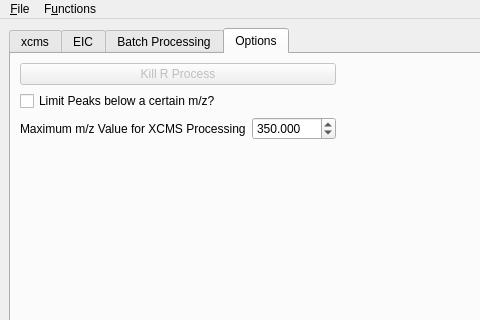
Qt form pyXCMS/main.ui (mfitzp/toolz) before a commit; both pictures show x 0 to 480 and y 0 to 320 of the 987 by 673 pixel window.
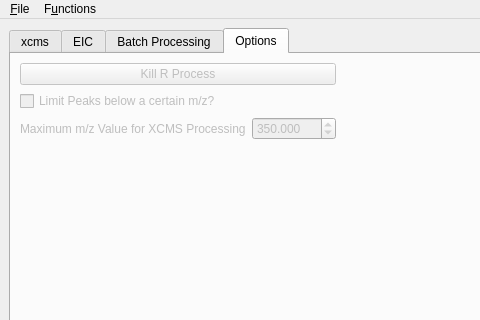
The same form after that commit. The open tabs and pages were chosen to show the change. Icons and pictures are not drawn. Custom widgets are drawn as their Qt base class.

Diff of the .ui file:
```diff
--- a/pyXCMS/main.ui
+++ b/pyXCMS/main.ui
@@ -598,6 +598,9 @@
               </item>
               <item row="1" column="0" >
                <widget class="QCheckBox" name="useMaxMZ_CB" >
+                <property name="enabled" >
+                 <bool>false</bool>
+                </property>
                 <property name="text" >
                  <string>Limit Peaks below a certain m/z?</string>
                 </property>
@@ -609,6 +612,9 @@
              <layout class="QHBoxLayout" >
               <item>
                <widget class="QLabel" name="label_8" >
+                <property name="enabled" >
+                 <bool>false</bool>
+                </property>
                 <property name="text" >
                  <string>Maximum m/z Value for XCMS Processing</string>
                 </property>
@@ -616,6 +622,9 @@
               </item>
               <item>
                <widget class="QDoubleSpinBox" name="mzMZCutoff_SB" >
+                <property name="enabled" >
+                 <bool>false</bool>
+                </property>
                 <property name="decimals" >
                  <number>3</number>
                 </property>
```
Left out of the diff: 29 changed lines with no effect on the pictures.
